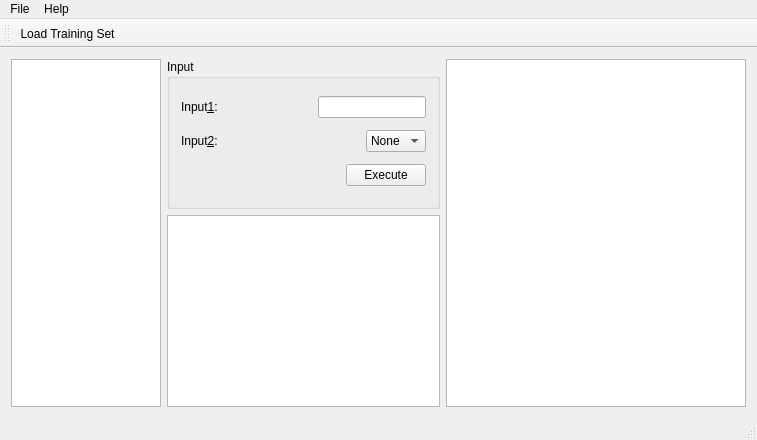
This is mainwindow.ui in byronyi-deprecated/GUI as Qt 5 draws it before an edit. The edited form follows.
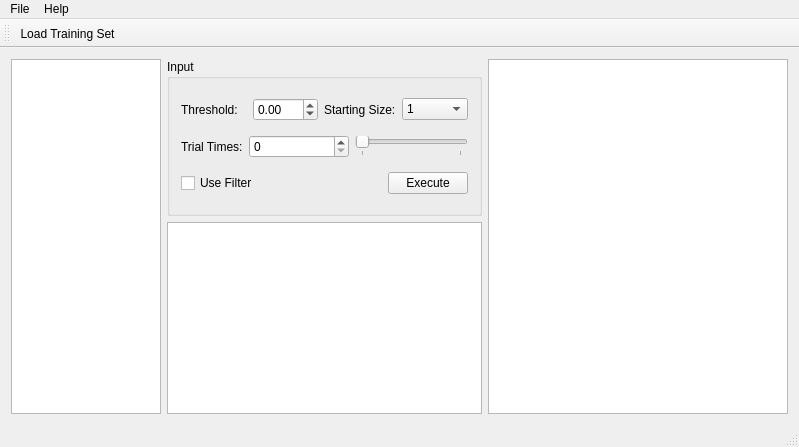
This is the edited form. Icons and pictures are not drawn.

Commit message: UI change finished stage 2

```diff
--- a/mainwindow.ui
+++ b/mainwindow.ui
@@ -6,8 +6,8 @@
    <rect>
     <x>0</x>
     <y>0</y>
-    <width>757</width>
-    <height>440</height>
+    <width>799</width>
+    <height>447</height>
    </rect>
   </property>
   <property name="windowTitle">
@@ -59,7 +59,7 @@
            <item>
             <widget class="QLabel" name="inputLabel1">
              <property name="text">
-              <string>Input&amp;1:</string>
+              <string>Threshold:</string>
              </property>
              <property name="buddy">
               <cstring>input1LineEdit</cstring>
@@ -67,20 +67,68 @@
             </widget>
            </item>
            <item>
-            <spacer name="horizontalSpacer_3">
-             <property name="orientation">
-              <enum>Qt::Horizontal</enum>
+            <widget class="QDoubleSpinBox" name="thresholdDoubleSpinBox">
+             <property name="minimum">
+              <double>-10.000000000000000</double>
              </property>
-             <property name="sizeHint" stdset="0">
-              <size>
-               <width>40</width>
-               <height>20</height>
-              </size>
+             <property name="maximum">
+              <double>20.000000000000000</double>
              </property>
-            </spacer>
+             <property name="singleStep">
+              <double>0.010000000000000</double>
+             </property>
+            </widget>
            </item>
            <item>
-            <widget class="QLineEdit" name="input1LineEdit"/>
+            <widget class="QLabel" name="startingSizeLabel">
+             <property name="text">
+              <string>Starting Size:</string>
+             </property>
+            </widget>
+           </item>
+           <item>
+            <widget class="QComboBox" name="startingSizeCombo">
+             <item>
+              <property name="text">
+               <string>1</string>
+              </property>
+             </item>
+             <item>
+              <property name="text">
+               <string>2</string>
+              </property>
+             </item>
+             <item>
+              <property name="text">
+               <string>3</string>
+              </property>
+             </item>
+             <item>
+              <property name="text">
+               <string>4</string>
+              </property>
+             </item>
+             <item>
+              <property name="text">
+               <string>5</string>
+              </property>
+             </item>
+             <item>
+              <property name="text">
+               <string>6</string>
+              </property>
+             </item>
+             <item>
+              <property name="text">
+               <string>7</string>
+              </property>
+             </item>
+             <item>
+              <property name="text">
+               <string>8</string>
+              </property>
+             </item>
+            </widget>
            </item>
           </layout>
          </item>
@@ -89,39 +137,59 @@
            <item>
             <widget class="QLabel" name="inputLabel2">
              <property name="text">
-              <string>Input&amp;2:</string>
+              <string>Trial Times:</string>
              </property>
-             <property name="buddy">
-              <cstring>input2ComboBox</cstring>
+            </widget>
+           </item>
+           <item>
+            <widget class="QSpinBox" name="trialTimesSpinBox">
+             <property name="minimumSize">
+              <size>
+               <width>100</width>
+               <height>0</height>
+              </size>
              </property>
+             <property name="maximum">
+              <number>4000000</number>
+             </property>
+             <property name="singleStep">
+              <number>100000</number>
+             </property>
             </widget>
            </item>
            <item>
-            <spacer name="horizontalSpacer">
+            <widget class="QSlider" name="trialTimesSlider">
+             <property name="minimumSize">
+              <size>
+               <width>100</width>
+               <height>0</height>
+              </size>
+             </property>
+             <property name="maximum">
+              <number>4000000</number>
+             </property>
              <property name="orientation">
               <enum>Qt::Horizontal</enum>
              </property>
-             <property name="sizeHint" stdset="0">
-              <size>
-               <width>28</width>
-               <height>20</height>
-              </size>
+             <property name="tickPosition">
+              <enum>QSlider::TicksBelow</enum>
              </property>
-            </spacer>
-           </item>
-           <item>
-            <widget class="QComboBox" name="input2ComboBox">
-             <item>
-              <property name="text">
-               <string>None</string>
-              </property>
-             </item>
+             <property name="tickInterval">
+              <number>1000000</number>
+             </property>
             </widget>
            </item>
           </layout>
          </item>
          <item>
           <layout class="QHBoxLayout" name="horizontalLayout_3">
+           <item>
+            <widget class="QCheckBox" name="filterCheck">
+             <property name="text">
+              <string>Use Filter</string>
+             </property>
+            </widget>
+           </item>
            <item>
             <spacer name="horizontalSpacer_2">
              <property name="orientation">
@@ -129,7 +197,7 @@
              </property>
              <property name="sizeHint" stdset="0">
               <size>
-               <width>88</width>
+               <width>38</width>
                <height>20</height>
               </size>
              </property>
@@ -188,7 +256,7 @@
     <rect>
      <x>0</x>
      <y>0</y>
-     <width>757</width>
+     <width>799</width>
      <height>25</height>
     </rect>
    </property>
```
Left out of the diff: 42 changed lines with no effect on the pictures. The commit also changes 2 other files.
